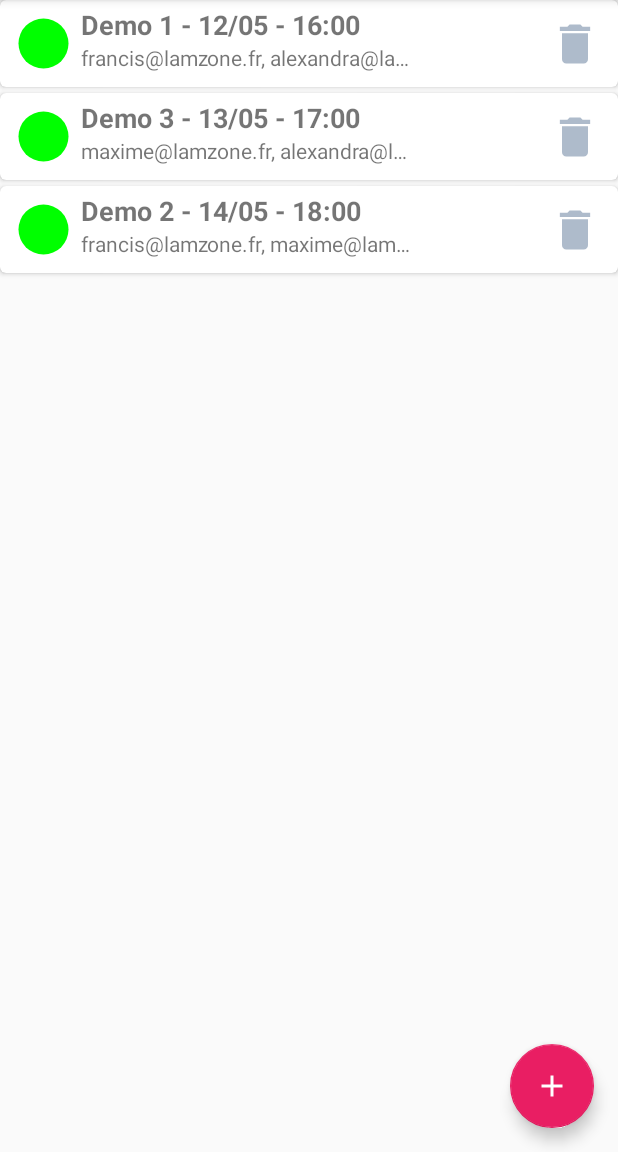
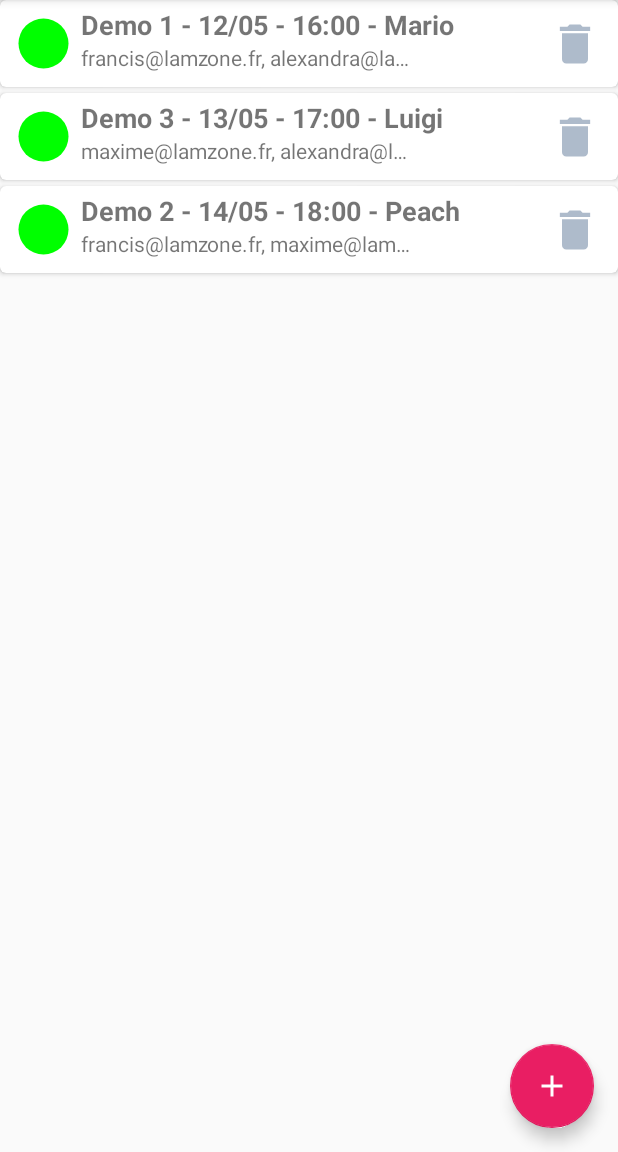
Before and after one commit to kaithot/-P4_COSNIER_Ludovic, an Android app: the screen it shows after launch (ListMeetingActivity), on a phone screen of 412 x 824 dp, the part 84-1236 px from its top. Run offline under Robolectric (Android 15) with nearby library versions, the phone set to English and light mode, and no system bars; our stand-ins replace EventBus.

Commit message:
fix the form

```diff
--- a/P4_02_code/app/src/main/java/com/ludovic/mareiu/meeting_list/ListMeetingActivity.java
+++ b/P4_02_code/app/src/main/java/com/ludovic/mareiu/meeting_list/ListMeetingActivity.java
@@ -6,7 +6,6 @@ import android.view.MenuInflater;
 import android.view.MenuItem;
 import android.view.View;
 import android.view.inputmethod.EditorInfo;
-import android.widget.Toast;
 
 import androidx.appcompat.app.AppCompatActivity;
 import androidx.appcompat.widget.SearchView;
@@ -50,9 +49,8 @@ public class ListMeetingActivity extends AppCompatActivity {
     }
 
 
-
-    private void refresh(){
-        mMeetings = new ArrayList<>(mApiService.getMeetings()) ;
+    private void refresh() {
+        mMeetings = new ArrayList<>(mApiService.getMeetings());
         mAdapter.notifyDataSetChanged();
     }
 
@@ -66,36 +64,25 @@ public class ListMeetingActivity extends AppCompatActivity {
         MenuItem searchItem = menu.findItem(R.id.Filter);
         SearchView searchView = (SearchView) searchItem.getActionView();
 
-        searchView.setQueryHint("Filter by room or day (MM-dd)"); // display into the searchView
+        searchView.setQueryHint("Filter by room or day (dd/MM)"); // display into the searchView
 
         searchView.setImeOptions(EditorInfo.IME_ACTION_DONE); // transform keyboard's search into function enter
         searchView.setOnQueryTextListener(new SearchView.OnQueryTextListener() {
 
             @Override
             public boolean onQueryTextSubmit(String query) {
-                //mAdapter.getFilter().filter(query);
+
                 return false;
             }
 
             @Override
             public boolean onQueryTextChange(String newText) {
 
-                                   mAdapter.getFilter().filter(newText);
-
+                mAdapter.getFilter().filter(newText);
 
                 return false;
             }
         });
-        searchView.setOnCloseListener(new SearchView.OnCloseListener() {
-            @Override
-            public boolean onClose() {
-                Toast t = Toast.makeText(ListMeetingActivity.this, "close", Toast.LENGTH_SHORT);
-                t.show();
-
-                return false;
-            }
-        });
-
         return true;
 
     }
--- a/P4_02_code/app/src/main/java/com/ludovic/mareiu/meeting_list/MeetingRecyclerViewAdapter.java
+++ b/P4_02_code/app/src/main/java/com/ludovic/mareiu/meeting_list/MeetingRecyclerViewAdapter.java
@@ -64,7 +64,7 @@ public class MeetingRecyclerViewAdapter extends RecyclerView.Adapter<MeetingRecy
             holder.mAlert.setImageResource(R.drawable.green_alert);
         }
 
-        holder.mMeetingTopicSchedulePlace.setText(MessageFormat.format("{0} - {1} - {2}", meeting.getTopic(),date, startMeeting, meeting.getPlace()));
+        holder.mMeetingTopicSchedulePlace.setText(MessageFormat.format("{0} - {1} - {2} - {3}", meeting.getTopic(),date, startMeeting, meeting.getPlace()));
         holder.mMeetingParticipant.setText(meeting.getParticipant());
 
 
--- a/P4_02_code/app/src/main/java/com/ludovic/mareiu/service/DummyMeetingApiService.java
+++ b/P4_02_code/app/src/main/java/com/ludovic/mareiu/service/DummyMeetingApiService.java
@@ -33,7 +33,7 @@ public class DummyMeetingApiService implements MeetingApiService {
 
     public List<Meeting> getMeetingsFilteredByDate(Date date) {
         List<Meeting> meetings = new ArrayList<>();
-        SimpleDateFormat sdf = new SimpleDateFormat("MM-dd");
+        SimpleDateFormat sdf = new SimpleDateFormat("dd/MM");
         String meeting_date;
         String filterDate = sdf.format(date);
         for(Meeting meeting : meetings)
```
Also changed, not shown: P4_02_code/app/src/main/java/com/ludovic/mareiu/meeting_list/AddMeetingActivity.java (+15 -11 lines), 1 other file.
